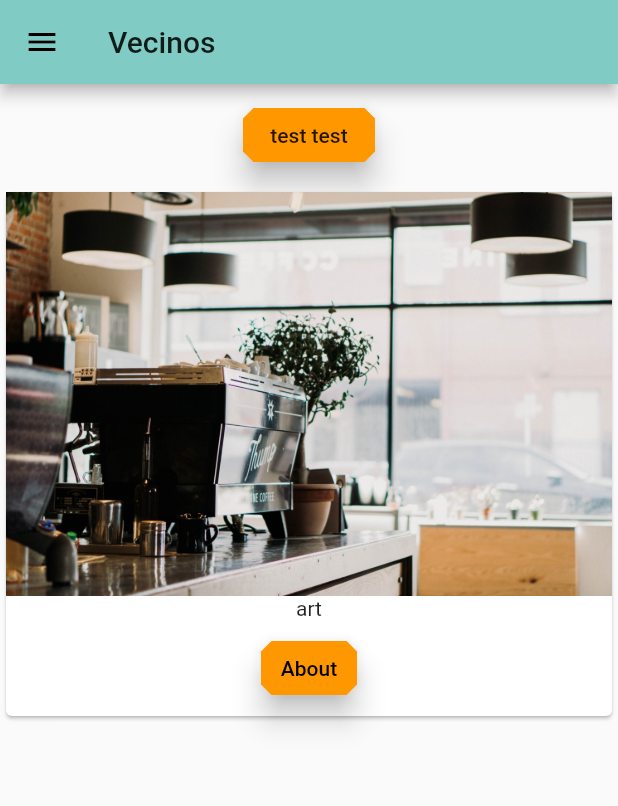
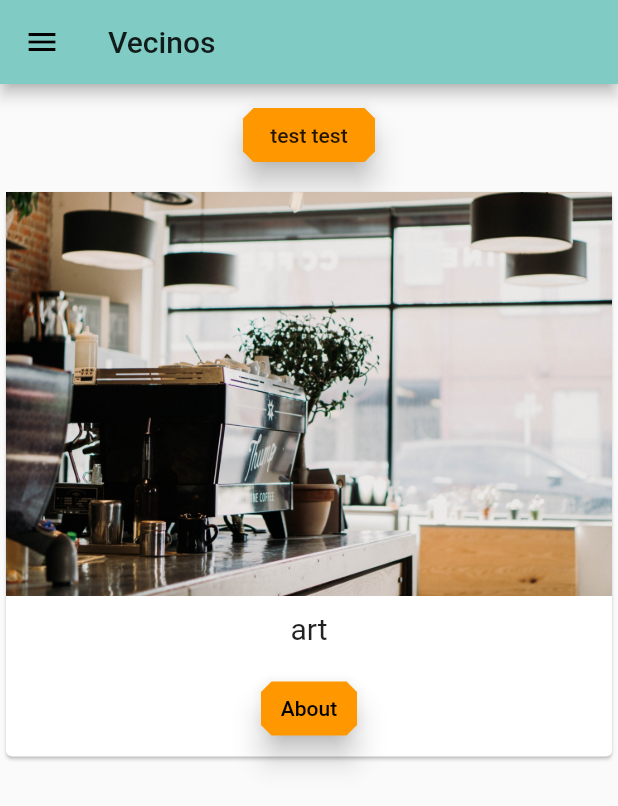
Before and after one commit to s0njablade/Vecinos-Front-End, a Flutter app: the screen it shows after launch, after a tap on "LOGIN", after a tap on "Login", after a tap on "test test", on a phone screen of 412 x 824 dp. Shown: the top 806 px of the screen. Run offline on Flutter 3.47's test engine with Material 2 defaults, Android fonts, the phone set to English and light mode, and no system bars.

Commit message:
working on the businesses page

```diff
--- a/lib/businesses.dart
+++ b/lib/businesses.dart
@@ -14,7 +14,10 @@ class Businesses extends StatelessWidget {
       child: Column(
         children: <Widget>[
           Image.asset(businesses[index]['image']),
-          Text(businesses[index]['title']),
+          Container(
+            margin: EdgeInsets.all(10.0),
+            child: Text(businesses[index]['title'], style: TextStyle(fontSize: 20.0)),
+          ),
           ButtonBar(
             alignment: MainAxisAlignment.center,
             children: <Widget>[
@@ -25,10 +28,11 @@ class Businesses extends StatelessWidget {
                 shape: BeveledRectangleBorder(
                     borderRadius: BorderRadius.all(Radius.circular(7.0))
                 ),
-                onPressed: (){
-                  Navigator.pushNamed(context, '/business/' + index.toString() );
+                onPressed: () =>
+                  Navigator.pushNamed(
+                    context, '/business/' + index.toString()
+                  )
                   // .then(bool value){};
-                },
               ),
             ],
           )
```
